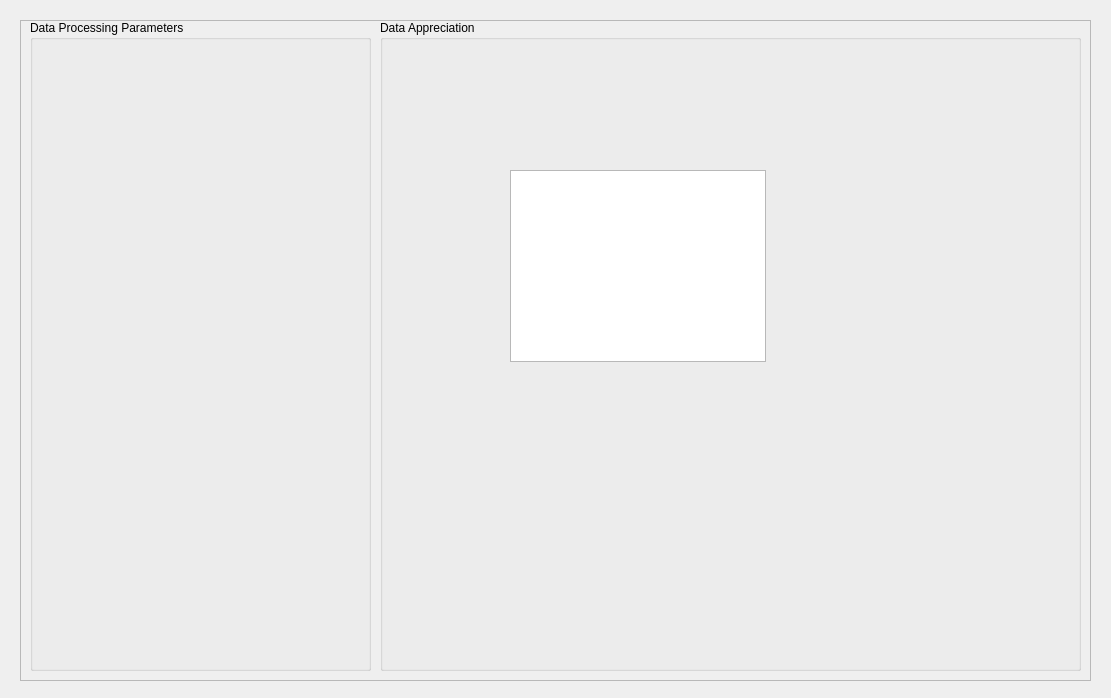
First picture: the form in gui/views/dataViewUI.ui, repository AceEagle/ElectricViewCHU, before the edit.
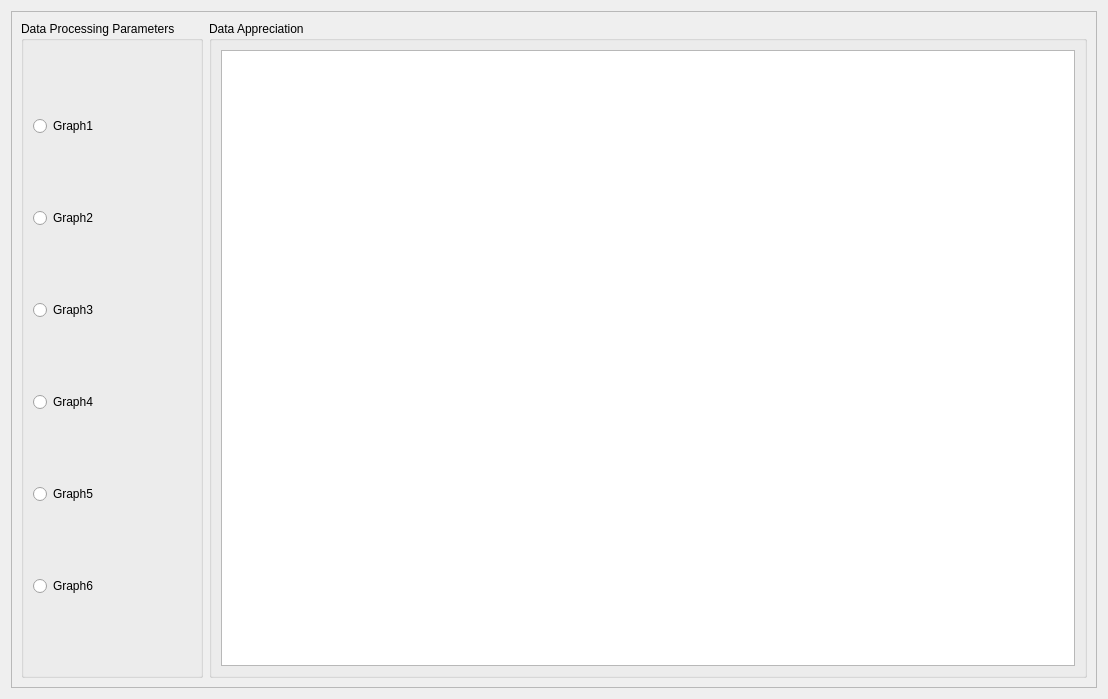
Second picture: the form after the edit.

Commit message: CHECK BOX THAT ADD GRAPHS BRUH (Only in tests tho)

```diff
--- a/gui/views/dataViewUI.ui
+++ b/gui/views/dataViewUI.ui
@@ -6,65 +6,90 @@
    <rect>
     <x>0</x>
     <y>0</y>
-    <width>1111</width>
-    <height>698</height>
+    <width>1108</width>
+    <height>699</height>
    </rect>
   </property>
   <property name="windowTitle">
    <string>Form</string>
   </property>
+  <layout class="QHBoxLayout" name="horizontalLayout_2">
+   <item>
   <widget class="QFrame" name="frame">
-   <property name="geometry">
-    <rect>
-     <x>20</x>
-     <y>20</y>
-     <width>1071</width>
-     <height>661</height>
-    </rect>
-   </property>
    <property name="frameShape">
     <enum>QFrame::StyledPanel</enum>
    </property>
    <property name="frameShadow">
     <enum>QFrame::Raised</enum>
    </property>
+     <layout class="QHBoxLayout" name="horizontalLayout">
+      <item>
    <widget class="QGroupBox" name="groupBox_2">
-    <property name="geometry">
-     <rect>
-      <x>10</x>
-      <y>0</y>
-      <width>341</width>
-      <height>651</height>
-     </rect>
-    </property>
     <property name="title">
      <string>Data Processing Parameters</string>
     </property>
-   </widget>
+        <layout class="QVBoxLayout" name="verticalLayout">
+         <item>
+          <widget class="QRadioButton" name="radioButton">
+           <property name="text">
+            <string>Graph1</string>
+           </property>
+          </widget>
+         </item>
+         <item>
+          <widget class="QRadioButton" name="radioButton_3">
+           <property name="text">
+            <string>Graph2</string>
+           </property>
+          </widget>
+         </item>
+         <item>
+          <widget class="QRadioButton" name="radioButton_2">
+           <property name="text">
+            <string>Graph3</string>
+           </property>
+          </widget>
+         </item>
+         <item>
+          <widget class="QRadioButton" name="radioButton_4">
+           <property name="text">
+            <string>Graph4</string>
+           </property>
+          </widget>
+         </item>
+         <item>
+          <widget class="QRadioButton" name="radioButton_5">
+           <property name="text">
+            <string>Graph5</string>
+           </property>
+          </widget>
+         </item>
+         <item>
+          <widget class="QRadioButton" name="radioButton_6">
+           <property name="text">
+            <string>Graph6</string>
+           </property>
+          </widget>
+         </item>
+        </layout>
+       </widget>
+      </item>
+      <item>
    <widget class="QGroupBox" name="groupBox">
-    <property name="geometry">
-     <rect>
-      <x>360</x>
-      <y>0</y>
-      <width>701</width>
-      <height>651</height>
-     </rect>
-    </property>
     <property name="title">
      <string>Data Appreciation</string>
     </property>
-    <widget class="QGraphicsView" name="graphicsView">
-     <property name="geometry">
-      <rect>
-       <x>130</x>
-       <y>150</y>
-       <width>256</width>
-       <height>192</height>
-      </rect>
-     </property>
-    </widget>
-   </widget>
-  </widget>
+        <layout class="QHBoxLayout" name="horizontalLayout_3">
+         <item>
+          <widget class="QGraphicsView" name="graphicsView"/>
+         </item>
+        </layout>
+       </widget>
+      </item>
+     </layout>
+    </widget>
+   </item>
+  </layout>
  </widget>
  <resources/>
  <connections/>
```
Lines whose indentation alone changed are shown as unchanged. The commit also changes 5 other files.
